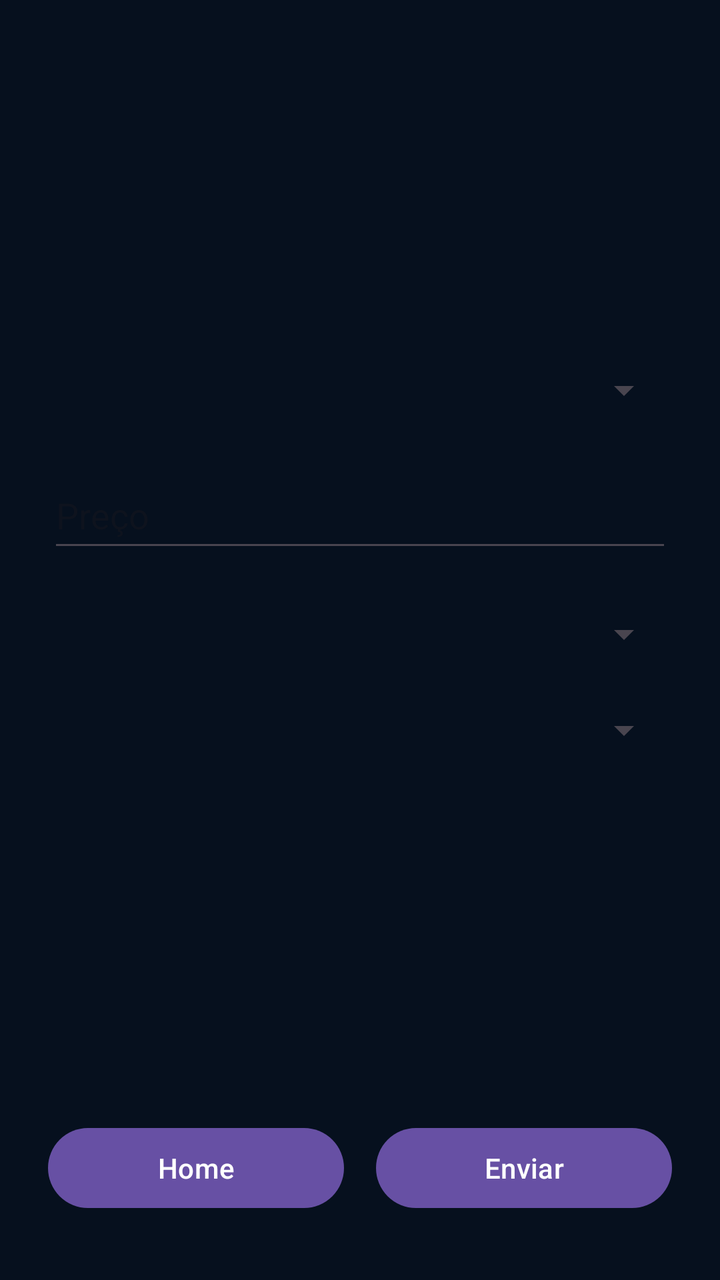
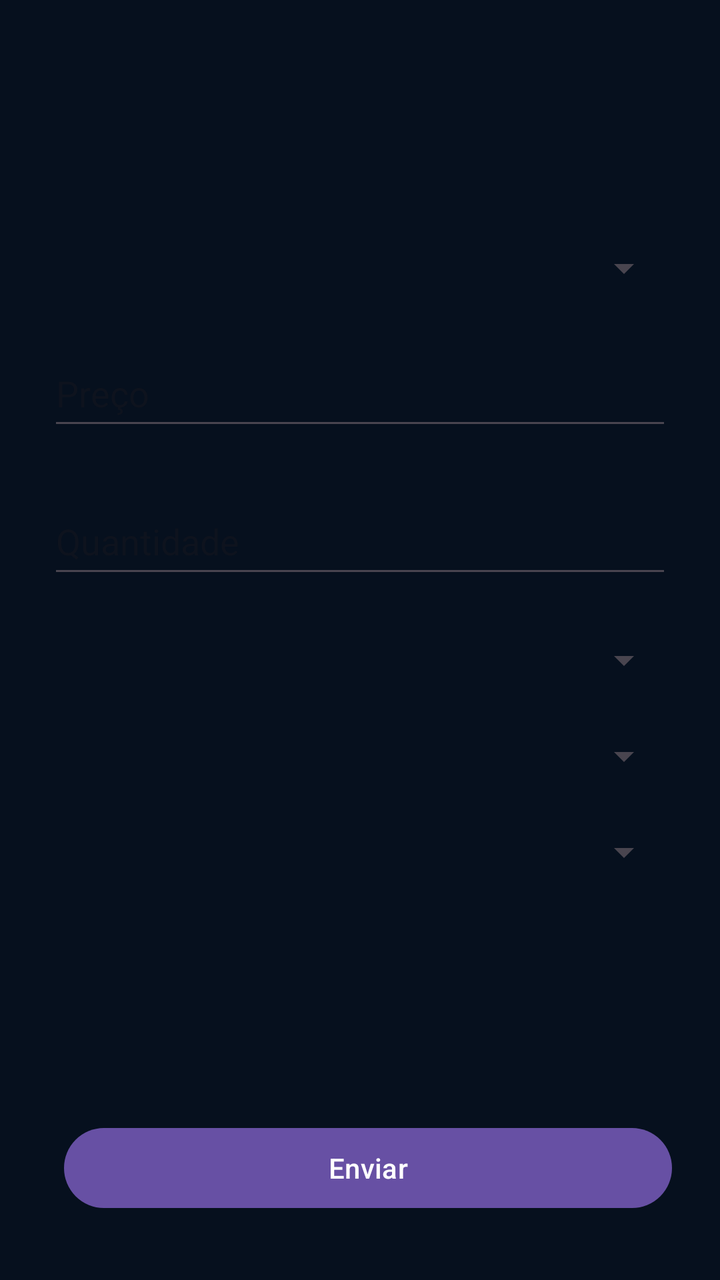

An Android layout rendered at two revisions. The XML below is the earlier revision; the diff shows what the commit changed to produce the second picture.
<!-- AndroidManifest.xml: application theme Theme.AccurancyMobileApp -->
<!-- res/layout/fragment_aportes.xml -->
<?xml version="1.0" encoding="utf-8"?>
<FrameLayout xmlns:android="http://schemas.android.com/apk/res/android"
    xmlns:tools="http://schemas.android.com/tools"
    android:layout_width="match_parent"
    android:layout_height="match_parent"
    xmlns:app="http://schemas.android.com/apk/res-auto"
    android:fillViewport="true"
    tools:context=".activities.MainPageActivity"
    android:background="@color/bg_deep">

    <LinearLayout
        android:id="@+id/main"
        android:layout_width="match_parent"
        android:layout_height="match_parent"
        android:orientation="vertical"
        android:paddingHorizontal="24dp"
        android:paddingBottom="32dp">

        <View
            android:layout_width="match_parent"
            android:layout_height="0dp"
            android:layout_weight="1"/>

        <Spinner
            android:id="@+id/spnAtivo"
            android:layout_width="match_parent"
            android:layout_height="wrap_content"
            android:layout_marginBottom="24dp" />

        <EditText
            android:id="@+id/txtPreco"
            android:layout_width="match_parent"
            android:layout_height="50dp"
            android:layout_marginBottom="24dp"
            android:ems="10"
            android:hint="Preço"
            android:inputType="number"
            android:textColor="@color/text_primary"/>

        <Spinner
            android:id="@+id/spnTipo"
            android:layout_width="match_parent"
            android:layout_height="wrap_content"
            android:layout_marginBottom="24dp" />

        <Spinner
            android:id="@+id/spnRecorrencia"
            android:layout_width="match_parent"
            android:layout_height="wrap_content" />

        <View
            android:layout_width="match_parent"
            android:layout_height="0dp"
            android:layout_weight="1"/>

        <LinearLayout
            android:layout_width="match_parent"
            android:layout_height="wrap_content"
            android:orientation="horizontal">

            <Button
                android:id="@+id/btnHome"
                android:layout_width="0dp"
                android:layout_height="wrap_content"
                android:layout_marginEnd="8dp"
                android:layout_weight="1"
                android:text="Home"/>

            <Button
                android:id="@+id/btnEnviar"
                android:layout_width="0dp"
                android:layout_height="wrap_content"
                android:layout_marginStart="8dp"
                android:layout_weight="1"
                android:text="Enviar"/>

        </LinearLayout>
    </LinearLayout>
</FrameLayout>
<!-- resources referenced by this layout -->
<resources>
  <color name="bg_deep">#FF06101E</color>
  <color name="text_primary">#FFF1F5F9</color>
  <style name="Theme.AccurancyMobileApp" parent="Base.Theme.AccurancyMobileApp" />
  <style name="Base.Theme.AccurancyMobileApp" parent="Theme.Material3.DayNight.NoActionBar">
          
          
      </style>
</resources>

<!-- the commit's change to res/layout/fragment_aportes.xml (unified diff, before → after) -->
@@ -34,8 +34,24 @@
             android:layout_marginBottom="24dp"
             android:ems="10"
             android:hint="Preço"
-            android:inputType="number"
+            android:inputType="numberDecimal"
             android:textColor="@color/text_primary"/>
+
+        <EditText
+            android:id="@+id/txtQuantidade"
+            android:layout_width="match_parent"
+            android:layout_height="50dp"
+            android:layout_marginBottom="24dp"
+            android:ems="10"
+            android:hint="Quantidade"
+            android:inputType="numberDecimal"
+            android:textColor="@color/text_primary"/>
+
+        <Spinner
+            android:id="@+id/spnCategoria"
+            android:layout_width="match_parent"
+            android:layout_height="wrap_content"
+            android:layout_marginBottom="24dp" />
 
         <Spinner
             android:id="@+id/spnTipo"
@@ -59,14 +75,6 @@
             android:orientation="horizontal">
 
             <Button
-                android:id="@+id/btnHome"
-                android:layout_width="0dp"
-                android:layout_height="wrap_content"
-                android:layout_marginEnd="8dp"
-                android:layout_weight="1"
-                android:text="Home"/>
-
-            <Button
                 android:id="@+id/btnEnviar"
                 android:layout_width="0dp"
                 android:layout_height="wrap_content"
